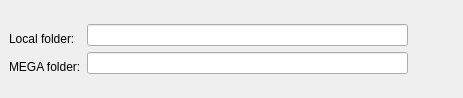
Qt form Source/MEGASync/gui/FolderBinder.ui (meganz/MEGAsync) before a commit.
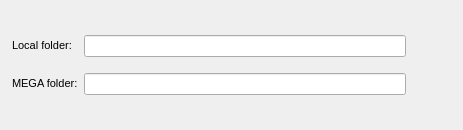
The same form after that commit. Icons and pictures are not drawn.

The edit to the form file:
```diff
--- a/Source/MEGASync/gui/FolderBinder.ui
+++ b/Source/MEGASync/gui/FolderBinder.ui
@@ -7,14 +7,38 @@
     <x>0</x>
     <y>0</y>
     <width>463</width>
-    <height>98</height>
+    <height>130</height>
    </rect>
   </property>
   <property name="windowTitle">
    <string/>
   </property>
   <property name="styleSheet">
-   <string notr="true"/>
+   <string notr="true">QWidget
+{
+font-size: 11px;
+}
+
+QCheckBox::indicator {
+     width: 16px;
+     height: 16px;
+ }
+
+QRadioButton::indicator {
+     width: 16px;
+     height: 16px;
+ }
+
+QScrollBar:horizontal {
+height: 16px;
+}
+
+QPushButton
+{
+    min-height: 24px;
+	height: 24px;
+}
+</string>
   </property>
   <layout class="QGridLayout" name="gridLayout">
    <property name="margin">
@@ -32,6 +56,24 @@
       <property name="formAlignment">
        <set>Qt::AlignLeading|Qt::AlignLeft|Qt::AlignVCenter</set>
       </property>
+      <property name="horizontalSpacing">
+       <number>6</number>
+      </property>
+      <property name="verticalSpacing">
+       <number>6</number>
+      </property>
+      <property name="leftMargin">
+       <number>12</number>
+      </property>
+      <property name="topMargin">
+       <number>9</number>
+      </property>
+      <property name="rightMargin">
+       <number>12</number>
+      </property>
+      <property name="bottomMargin">
+       <number>9</number>
+      </property>
       <item row="2" column="0">
        <widget class="QLabel" name="lMegaFolder">
         <property name="text">
```
